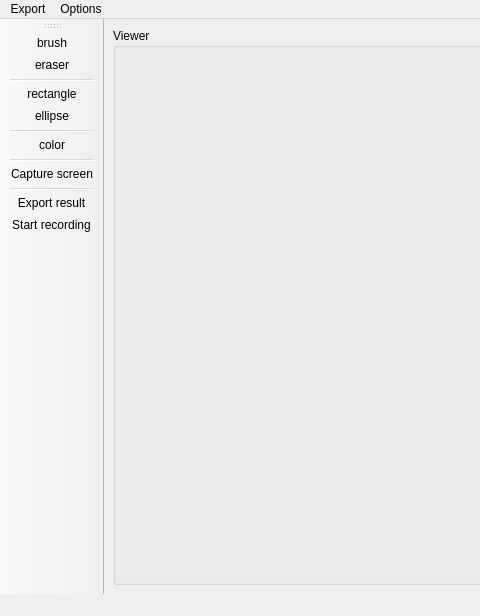
s-du/FocusPocusAI, file interface.ui: the form before one commit; both pictures show x 0 to 480 and y 0 to 616 of the 789 by 616 pixel window.
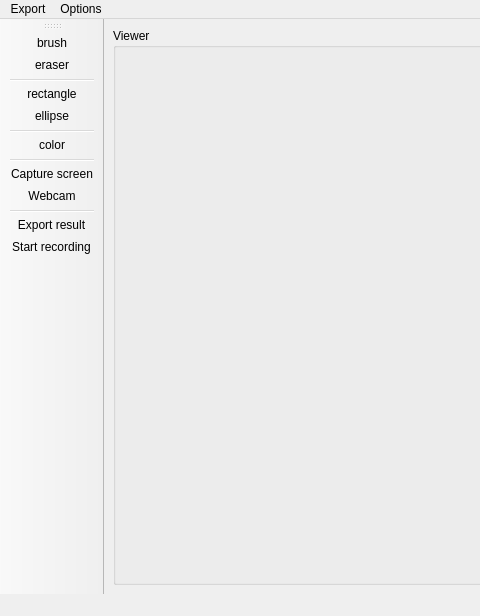
The form after the commit.

Commit message: Webcam capture added

The edit to the form file:
```diff
--- a/interface.ui
+++ b/interface.ui
@@ -94,6 +94,7 @@
    <addaction name="color_action"/>
    <addaction name="separator"/>
    <addaction name="capture_action"/>
+   <addaction name="webcam_action"/>
    <addaction name="separator"/>
    <addaction name="export_action"/>
    <addaction name="sequence_action"/>
@@ -364,6 +365,14 @@
     <string>Start recording</string>
    </property>
   </action>
+  <action name="webcam_action">
+   <property name="checkable">
+    <bool>true</bool>
+   </property>
+   <property name="text">
+    <string>Webcam</string>
+   </property>
+  </action>
  </widget>
  <resources/>
  <connections/>
```
The commit also changes 1 other file.
